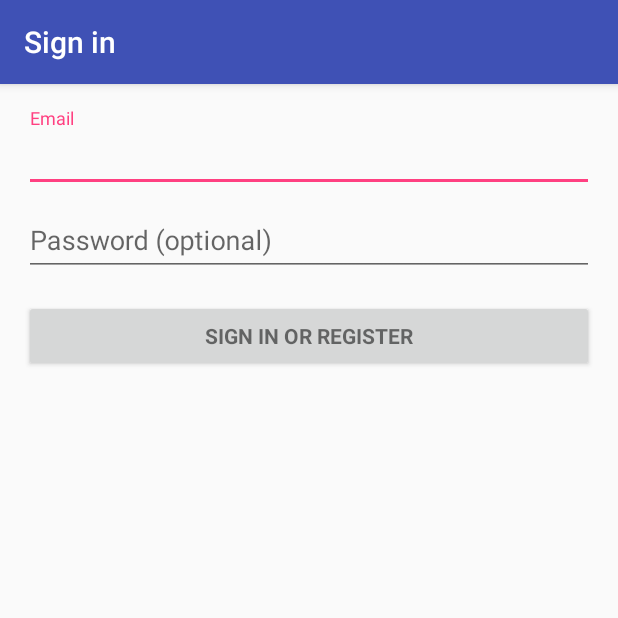
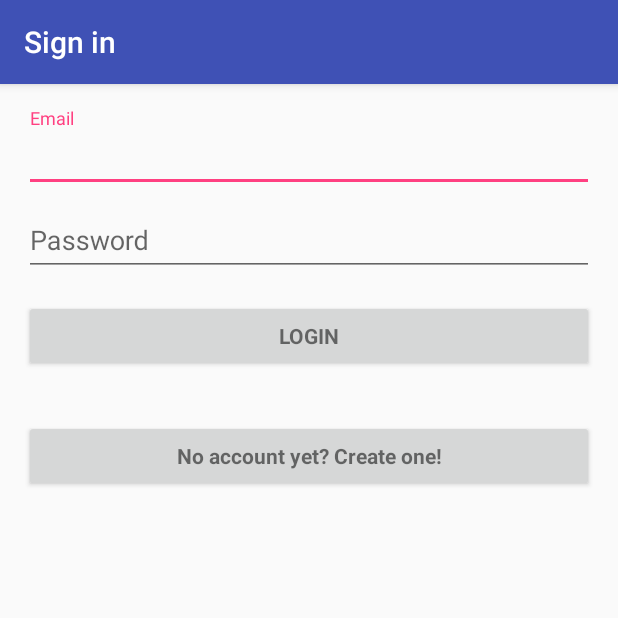
Before and after one commit to kalina-l/KochApp, an Android app: the screen it shows after launch (LoginActivity), on a phone screen of 412 x 824 dp, the top half of it. Run offline under Robolectric (Android 15) with nearby library versions, the phone set to English and light mode, and no system bars; our stand-ins replace Firebase (no records; nobody signed in at launch, a user with empty details on screens opened directly); 2 statements that could not run were skipped.

Commit message:
login works now without errors

```diff
--- a/app/src/main/java/com/kalina/kochapp/LoginActivity.java
+++ b/app/src/main/java/com/kalina/kochapp/LoginActivity.java
@@ -168,7 +168,12 @@ public class LoginActivity extends AppCompatActivity implements LoaderCallbacks<
         View focusView = null;
 
         // Check for a valid password, if the user entered one.
-        if (!TextUtils.isEmpty(password) && !isPasswordValid(password)) {
+        if (TextUtils.isEmpty(password)) {
+            mPasswordView.setError(getString(R.string.error_field_required));
+            focusView = mPasswordView;
+            cancel = true;
+        }
+        else if (!TextUtils.isEmpty(password) && !isPasswordValid(password)) {
             mPasswordView.setError(getString(R.string.error_invalid_password));
             focusView = mPasswordView;
             cancel = true;
@@ -210,6 +215,7 @@ public class LoginActivity extends AppCompatActivity implements LoaderCallbacks<
                                         .setPositiveButton(android.R.string.ok, null);
                                 AlertDialog dialog = builder.create();
                                 dialog.show();
+                                showProgress(false);
                             }
                         }
                     });
--- a/app/src/main/res/layout/login_activity.xml
+++ b/app/src/main/res/layout/login_activity.xml
@@ -28,7 +28,9 @@
             android:id="@+id/email_login_form"
             android:layout_width="match_parent"
             android:layout_height="wrap_content"
-            android:orientation="vertical">
+            android:orientation="vertical"
+            android:focusable="true"
+            android:focusableInTouchMode="true">
 
             <android.support.design.widget.TextInputLayout
                 android:layout_width="match_parent"
@@ -41,7 +43,7 @@
                     android:hint="@string/prompt_email"
                     android:inputType="textEmailAddress"
                     android:maxLines="1"
-                    android:singleLine="true" />
+                    android:singleLine="true"/>
 
             </android.support.design.widget.TextInputLayout>
 
@@ -72,6 +74,16 @@
                 android:text="@string/action_sign_in"
                 android:textStyle="bold" />
 
+            <Button
+                android:id="@+id/email_register_in_button"
+                style="?android:textAppearanceSmall"
+                android:layout_width="match_parent"
+                android:layout_height="wrap_content"
+                android:layout_marginTop="32dp"
+                android:text="@string/action_register"
+                android:textStyle="bold"
+                android:textAllCaps="false"/>
+
         </LinearLayout>
     </ScrollView>
 </LinearLayout>
--- a/app/src/main/res/values/strings.xml
+++ b/app/src/main/res/values/strings.xml
@@ -11,9 +11,10 @@
 
     <!-- Strings related to login -->
     <string name="prompt_email">Email</string>
-    <string name="prompt_password">Password (optional)</string>
-    <string name="action_sign_in">Sign in or register</string>
+    <string name="prompt_password">Password</string>
+    <string name="action_sign_in">LOGIN</string>
     <string name="action_sign_in_short">Sign in</string>
+    <string name="action_register">No account yet? Create one!</string>
     <string name="error_invalid_email">This email address is invalid</string>
     <string name="error_invalid_password">This password is too short</string>
     <string name="error_incorrect_password">This password is incorrect</string>
```
